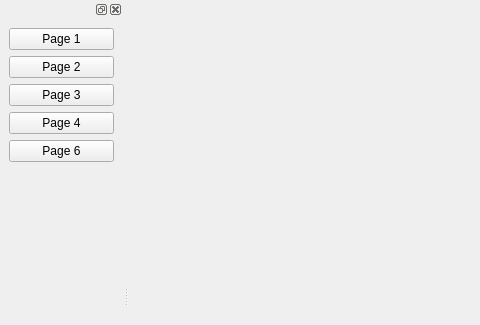
Qt form pages/mainwindow.ui (Romaisaa/CV-Toolbox) before a commit; both pictures show x 0 to 480 and y 0 to 325 of the 951 by 613 pixel window.
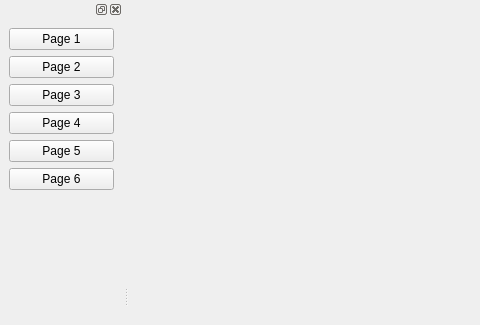
The same form after that commit.

```diff
--- a/pages/mainwindow.ui
+++ b/pages/mainwindow.ui
@@ -79,6 +79,13 @@
        </property>
       </widget>
      </item>
+     <item>
+      <widget class="QPushButton" name="pushButton_5">
+       <property name="text">
+        <string>Page 5</string>
+       </property>
+      </widget>
+     </item>
      <item>
       <widget class="QPushButton" name="pushButton_6">
        <property name="text">
```
